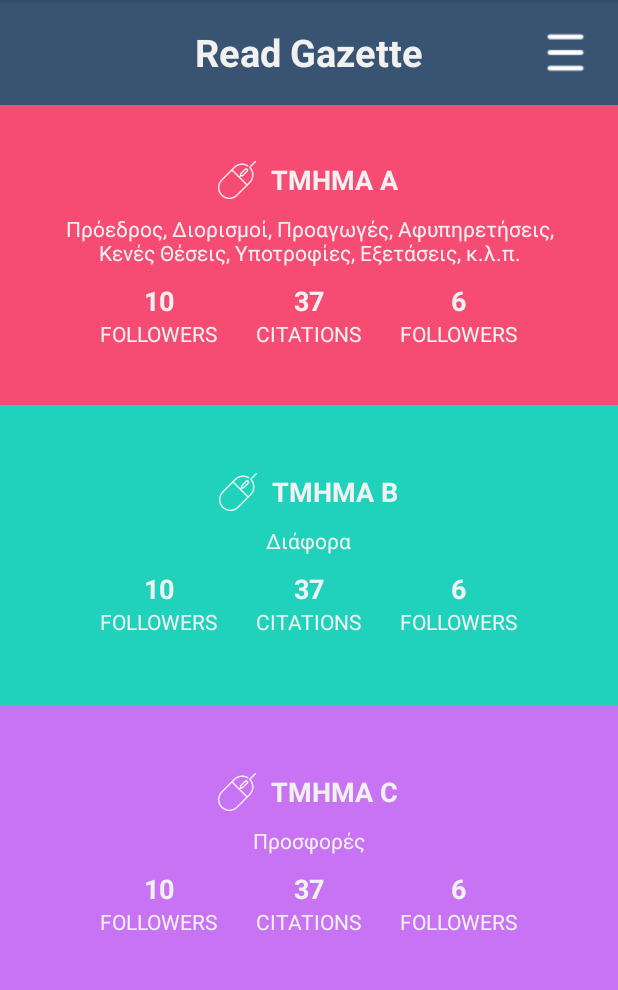
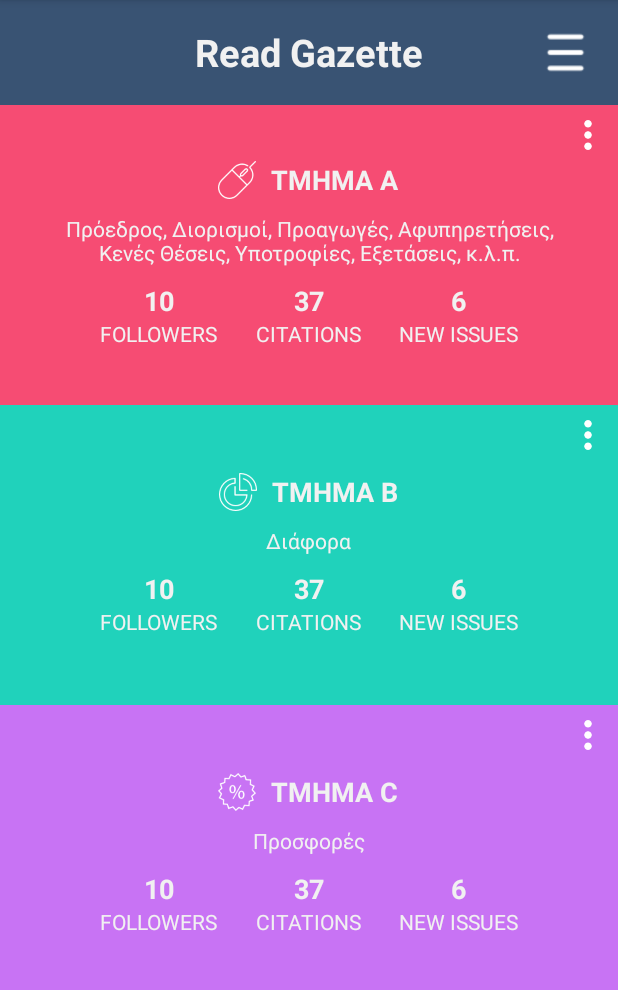
Before and after one commit to andreasp1994/CyGazetteAndroid, an Android app: the fragment GazetteSectionsFragment shown on its own in the app's theme, on a phone screen of 412 x 824 dp, the part 84-1074 px from its top. Run offline under Robolectric (Android 15) with nearby library versions, the phone set to English and light mode, and no system bars; 1 statement that could not run was skipped.

Commit message:
ui changes

```diff
--- a/app/src/main/java/com/apogiatzis/cygazetteapp/GazetteActivity.java
+++ b/app/src/main/java/com/apogiatzis/cygazetteapp/GazetteActivity.java
@@ -65,7 +65,7 @@ public class GazetteActivity extends Activity implements GazetteSectionsFragment
                         Bundle bundle = new Bundle();
                         bundle.putParcelableArrayList(Config.ARTICLE_LIST_SERIALIZABLE_KEY, articles );
                         fragment.setArguments(bundle);
-                        changeFragment(fragment, false);
+                        changeFragment(fragment, true);
                     }
 
                     @Override
--- a/app/src/main/java/com/apogiatzis/cygazetteapp/GazetteSectionsFragment.java
+++ b/app/src/main/java/com/apogiatzis/cygazetteapp/GazetteSectionsFragment.java
@@ -2,6 +2,7 @@ package com.apogiatzis.cygazetteapp;
 
 
 import android.app.Fragment;
+import android.content.Intent;
 import android.os.Bundle;
 import android.view.LayoutInflater;
 import android.view.View;
@@ -48,6 +49,14 @@ public class GazetteSectionsFragment extends Fragment implements View.OnClickLis
                 startActivity(intent);
             }
         });
+        TextView menuSearch = (TextView) view.findViewById(R.id.menuSearch);
+        menuSearch.setOnClickListener(new View.OnClickListener() {
+            @Override
+            public void onClick(View v) {
+                Intent intent = new Intent(getActivity(), SearchActivity.class);
+                startActivity(intent);
+            }
+        });
 
         return view;
     }
--- a/app/src/main/res/layout/fragment_gazette_sections.xml
+++ b/app/src/main/res/layout/fragment_gazette_sections.xml
@@ -52,6 +52,9 @@
                 android:layout_height="wrap_content">
 
                 <!--TMHMA A-->
+                <RelativeLayout
+                    android:layout_width="match_parent"
+                    android:layout_height="200dp">
                     <LinearLayout
                         android:id="@+id/llSectionTmhmaA"
                         xmlns:android="http://schemas.android.com/apk/res/android"
@@ -156,7 +159,7 @@
 
                                 <TextView
                                     android:textColor="#f1f1f1"
-                                android:text="FOLLOWERS"
+                                    android:text="NEW ISSUES"
                                     android:layout_width="wrap_content"
                                     android:layout_height="wrap_content" />
                             </LinearLayout>
@@ -164,7 +167,20 @@
                         </LinearLayout>
                     </LinearLayout>
 
+                    <ImageView
+                        android:layout_alignParentRight="true"
+                        android:padding="10dp"
+                        android:src="@drawable/menu_dots"
+                        android:layout_width="40dp"
+                        android:layout_height="40dp" />
+
+                </RelativeLayout>
+
+
                 <!--TMHMA B-->
+                <RelativeLayout
+                    android:layout_width="match_parent"
+                    android:layout_height="200dp">
                     <LinearLayout
                         android:id="@+id/llSectionTmhmaB"
                         xmlns:android="http://schemas.android.com/apk/res/android"
@@ -182,7 +198,7 @@
                             android:layout_width="match_parent"
                             android:layout_height="wrap_content">
                             <ImageView
-                            android:src="@drawable/mouse"
+                                android:src="@drawable/pie_chart"
                                 android:layout_marginRight="10dp"
                                 android:layout_width="25dp"
                                 android:layout_height="25dp" />
@@ -267,7 +283,7 @@
 
                                 <TextView
                                     android:textColor="#f1f1f1"
-                                android:text="FOLLOWERS"
+                                    android:text="NEW ISSUES"
                                     android:layout_width="wrap_content"
                                     android:layout_height="wrap_content" />
                             </LinearLayout>
@@ -275,7 +291,20 @@
                         </LinearLayout>
                     </LinearLayout>
 
+                    <ImageView
+                        android:layout_alignParentRight="true"
+                        android:padding="10dp"
+                        android:src="@drawable/menu_dots"
+                        android:layout_width="40dp"
+                        android:layout_height="40dp" />
+
+                </RelativeLayout>
+
+
                 <!--TMHMA C-->
+                <RelativeLayout
+                    android:layout_width="match_parent"
+                    android:layout_height="200dp">
                     <LinearLayout
                         android:id="@+id/llSectionTmhmaC"
                         xmlns:android="http://schemas.android.com/apk/res/android"
@@ -293,7 +322,7 @@
                             android:layout_width="match_parent"
                             android:layout_height="wrap_content">
                             <ImageView
-                            android:src="@drawable/mouse"
+                                android:src="@drawable/offer_label"
                                 android:layout_marginRight="10dp"
                                 android:layout_width="25dp"
                                 android:layout_height="25dp" />
@@ -378,13 +407,22 @@
 
                                 <TextView
                                     android:textColor="#f1f1f1"
-                                android:text="FOLLOWERS"
+                                    android:text="NEW ISSUES"
                                     android:layout_width="wrap_content"
                                     android:layout_height="wrap_content" />
                             </LinearLayout>
 
                         </LinearLayout>
                     </LinearLayout>
+
+                    <ImageView
+                        android:layout_alignParentRight="true"
+                        android:padding="10dp"
+                        android:src="@drawable/menu_dots"
+                        android:layout_width="40dp"
+                        android:layout_height="40dp" />
+                </RelativeLayout>
+
             </LinearLayout>
         </ScrollView>
     </LinearLayout>
@@ -408,12 +446,36 @@
             android:textSize="18sp"
             android:id="@+id/menuFeed"
             android:gravity="center"
+            android:background="#577eaf"
             android:textColor="#f1f1f1"
             android:textStyle="bold"
             android:text="Feed"
             android:layout_width="match_parent"
-            android:layout_height="70dp" />
+            android:layout_height="60dp"
+            android:layout_marginBottom="1dp"/>
 
+        <TextView
+            android:textSize="18sp"
+            android:id="@+id/menuSearch"
+            android:gravity="center"
+            android:background="#577eaf"
+            android:textColor="#f1f1f1"
+            android:textStyle="bold"
+            android:text="Search"
+            android:layout_marginBottom="1dp"
+            android:layout_width="match_parent"
+            android:layout_height="60dp" />
+
+        <TextView
+            android:textSize="18sp"
+            android:id="@+id/menuProfile"
+            android:gravity="center"
+            android:background="#577eaf"
+            android:textColor="#f1f1f1"
+            android:textStyle="bold"
+            android:text="Profile"
+            android:layout_width="match_parent"
+            android:layout_height="60dp" />
     </LinearLayout>
 
 </android.support.v4.widget.DrawerLayout>
```
Also changed, not shown: app/src/main/AndroidManifest.xml (+4 -4 lines), app/src/main/java/com/apogiatzis/cygazetteapp/FeedItemListAdapter.java (+16 -0 lines), app/src/main/java/com/apogiatzis/cygazetteapp/SearchActivity.java (added, +16 -0 lines), app/src/main/res/layout/activity_search.xml (added, +57 -0 lines), app/src/main/res/layout/feed_citation_item.xml (+28 -2 lines), app/src/main/res/drawable/chat.png (added), app/src/main/res/drawable/menu_dots.png (added), app/src/main/res/drawable/offer_label.png (added), app/src/main/res/drawable/pie_chart.png (added), app/src/main/res/drawable/search.png (added), app/src/main/res/drawable/thumbs_down.png, app/src/main/res/drawable/thumbs_up.png. Lines whose indentation alone changed are shown as unchanged.
